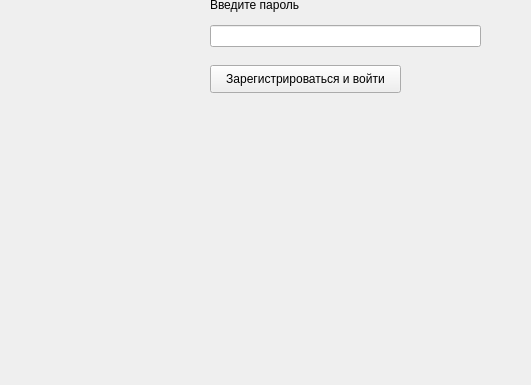
Before: the Qt Designer form Design/registration.ui in BorislavTimoshin/Task_Completion_Diary, drawn with Qt 5; both pictures show x 120 to 651 and y 215 to 600 of the 800 by 600 pixel window.
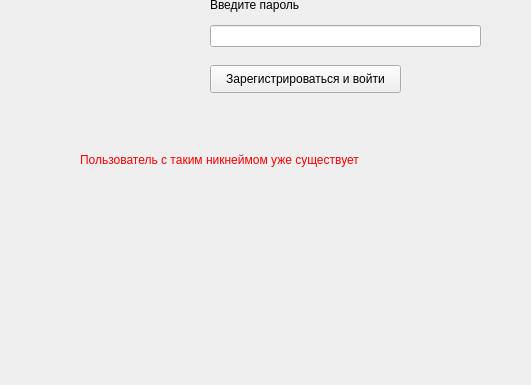
After: the same form once the commit is applied.

Patch:
```diff
--- a/Design/registration.ui
+++ b/Design/registration.ui
@@ -92,6 +92,19 @@
      <string>Зарегистрироваться и войти</string>
     </property>
    </widget>
+   <widget class="QLabel" name="label">
+    <property name="geometry">
+     <rect>
+      <x>200</x>
+      <y>360</y>
+      <width>371</width>
+      <height>31</height>
+     </rect>
+    </property>
+    <property name="text">
+     <string>&lt;html&gt;&lt;head/&gt;&lt;body&gt;&lt;p&gt;&lt;span style=&quot; font-size:9pt; color:#ff0000;&quot;&gt;Пользователь с таким никнеймом уже существует&lt;/span&gt;&lt;/p&gt;&lt;/body&gt;&lt;/html&gt;</string>
+    </property>
+   </widget>
   </widget>
   <widget class="QMenuBar" name="menubar">
    <property name="geometry">
```
